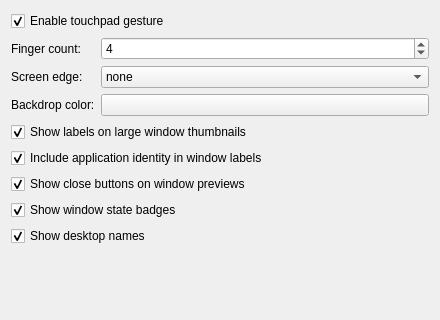
Qt form packaging/kwin-effect/contents/ui/config.ui (kontonkara/driftile) before a commit.
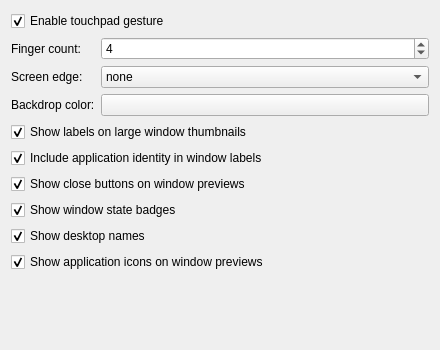
The same form after that commit. Custom widgets are drawn as their Qt base class.

Commit message: feat(config): configure overview application icons

Diff of the .ui file:
```diff
--- a/packaging/kwin-effect/contents/ui/config.ui
+++ b/packaging/kwin-effect/contents/ui/config.ui
@@ -7,7 +7,7 @@
     <x>0</x>
     <y>0</y>
     <width>440</width>
-    <height>320</height>
+    <height>350</height>
    </rect>
   </property>
   <layout class="QFormLayout" name="formLayout">
@@ -207,6 +207,19 @@
      </property>
     </widget>
    </item>
+   <item row="9" column="0" colspan="2">
+    <widget class="QCheckBox" name="kcfg_ShowApplicationIcons">
+     <property name="text">
+      <string>Show application icons on window previews</string>
+     </property>
+     <property name="toolTip">
+      <string>Show an application icon on each window preview when one is available.</string>
+     </property>
+     <property name="checked">
+      <bool>true</bool>
+     </property>
+    </widget>
+   </item>
   </layout>
  </widget>
  <customwidgets>
```
The commit also changes 8 other files.
